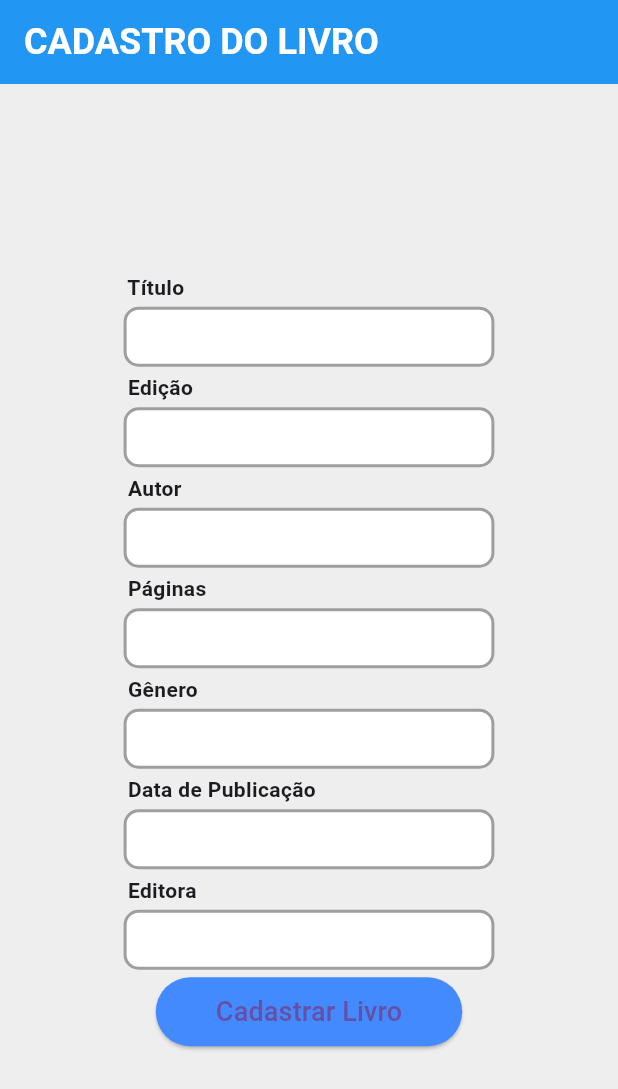
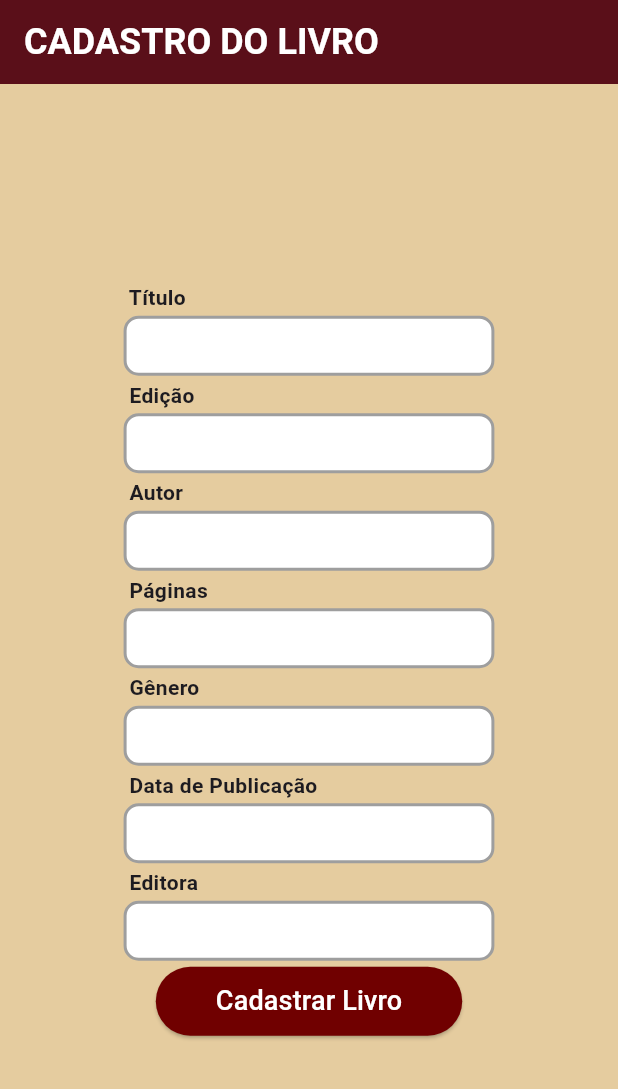
Before and after one commit to 4-ANO-COMP-IMT/metahb20, a Flutter app: the screen it shows after launch, on a phone screen of 412 x 824 dp. Shown: the top 1089 px of the screen. Run offline on Flutter 3.47's test engine with Material 3 defaults, Android fonts, the phone set to English and light mode, and no system bars.

Commit message:
fix(front):author to autor and maybe some padding

```diff
--- a/front/flutter/lib/components/bookForm.dart
+++ b/front/flutter/lib/components/bookForm.dart
@@ -30,8 +30,8 @@ class BookForm extends State<TextForm> {
         Container(
           width: screenWidth * 0.6,
           height: 40,
-          margin: EdgeInsets.all(1.0),
-          padding: EdgeInsets.all(2.0),
+          margin: EdgeInsets.all(0.0),
+          padding: EdgeInsets.all(0.0),
           decoration: BoxDecoration(
             color: Colors.white,
             border: Border.all(color: Colors.grey, width: 2.0),
@@ -53,5 +53,6 @@ class BookForm extends State<TextForm> {
         ),
       ],
     );
+
   }
 }
--- a/front/flutter/lib/pages/registerBookPage.dart
+++ b/front/flutter/lib/pages/registerBookPage.dart
@@ -26,7 +26,7 @@ class RegisterBookPageState extends State<RegisterBookPage> {
     final book = {
       'title': title,
       'edition': int.parse(edition),
-      'author': author,
+      'autor': author,
       'pages': int.parse(pages),
       'genre': genre,
       'publishDate': convertToTimestamp(publishDate),
@@ -76,7 +76,7 @@ class RegisterBookPageState extends State<RegisterBookPage> {
     return Scaffold(
       appBar: AppBar(
         title: Padding(
-          padding: const EdgeInsets.symmetric(vertical: 16.0),
+          padding: const EdgeInsets.symmetric(vertical: 8.0),
           child: Text(
             'CADASTRO DO LIVRO',
             style: TextStyle(
@@ -86,10 +86,10 @@ class RegisterBookPageState extends State<RegisterBookPage> {
             ),
           ),
         ),
-        backgroundColor: Colors.blue,
+        backgroundColor: Color(0xFF5a0f19),
       ),
       body: Container(
-        color: Colors.grey[200],
+        color: Color(0xFFe5cc9f),
         padding: const EdgeInsets.all(8.0),
         child: Center(
           child: SingleChildScrollView(
@@ -163,7 +163,7 @@ class RegisterBookPageState extends State<RegisterBookPage> {
                       }
                     },
                     style: ElevatedButton.styleFrom(
-                      backgroundColor: Colors.blueAccent,
+                      backgroundColor: Color(0xFF700000),
                       padding: const EdgeInsets.symmetric(
                         horizontal: 40.0,
                         vertical: 10.0,
@@ -171,18 +171,19 @@ class RegisterBookPageState extends State<RegisterBookPage> {
                     ),
                     child: const Text(
                       'Cadastrar Livro',
-                      style: TextStyle(fontSize: 18.0),
+                      style: TextStyle(fontSize: 18.0,color:Colors.white),
+
                     ),
                   ),
                   if (successMessage.isNotEmpty)
                     Text(
                       successMessage,
-                      style: TextStyle(color: Colors.green, fontSize: 16),
+                      style: TextStyle(color: Colors.black, fontSize: 16),
                     ),
                   if (errorMessage.isNotEmpty)
                     Text(
                       errorMessage,
-                      style: TextStyle(color: Colors.red, fontSize: 16),
+                      style: TextStyle(color: Colors.black, fontSize: 16),
                     ),
                 ],
               ),
```
